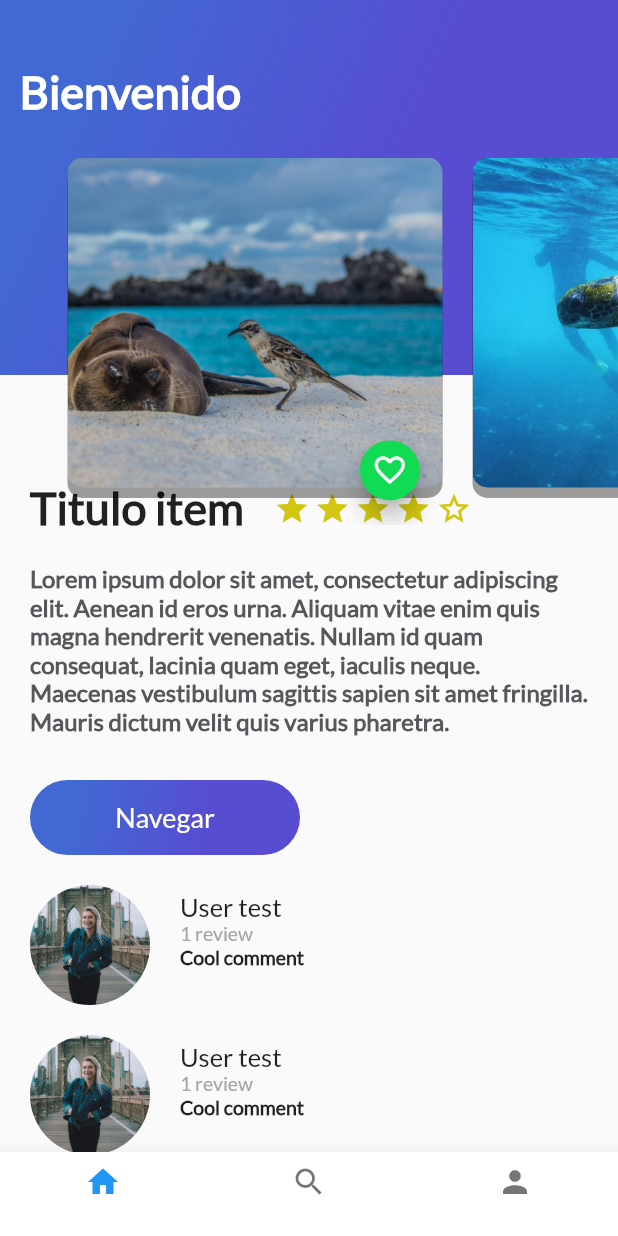
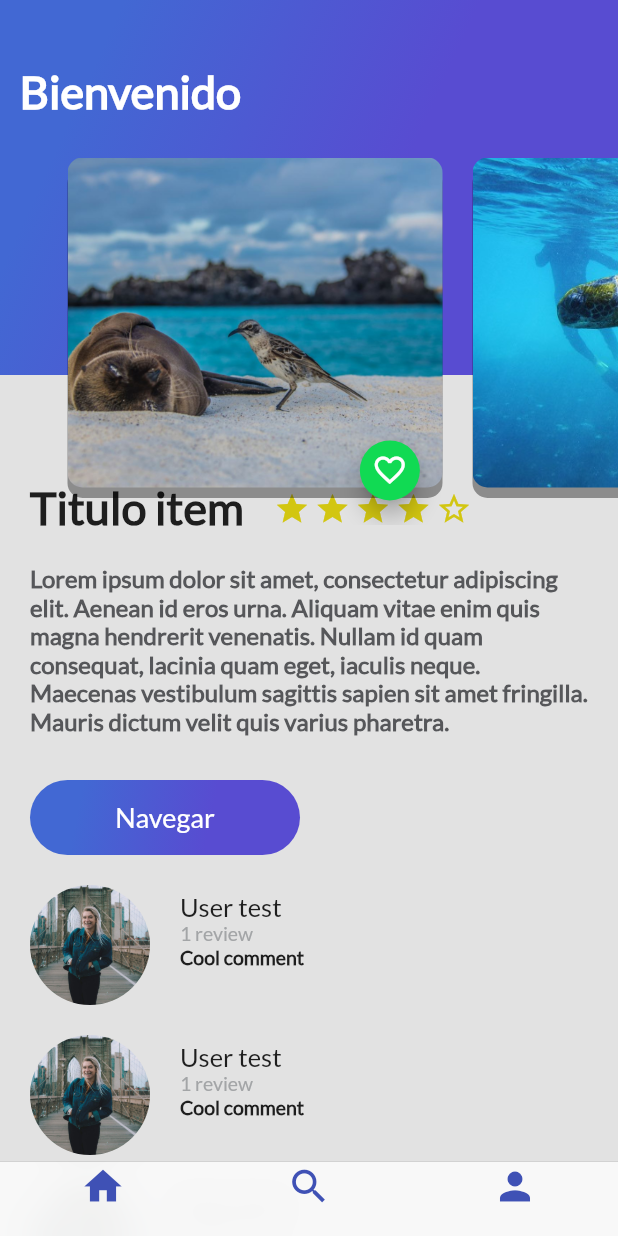
Before and after one commit to alvaro-barrera/flutter-review, a Flutter app: the screen it shows after launch, on a phone screen of 412 x 824 dp. Run offline on Flutter 3.47's test engine with Material 2 defaults, Android fonts, the phone set to English and light mode, and no system bars.

Commit message:
LayoutTripCupertino

```diff
--- /dev/null
+++ b/lib/layout_trip_cupertino.dart
@@ -0,0 +1,53 @@
+import 'package:flutter/material.dart';
+import 'package:flutter/cupertino.dart';
+import 'package:platzi_trips_app/profile_trip.dart';
+import 'package:platzi_trips_app/search_trip.dart';
+
+import 'home_trip.dart';
+
+class LayoutTripCupertino extends StatelessWidget {
+  @override
+  Widget build(BuildContext context) {
+    // TODO: implement build
+    return Scaffold(
+        bottomNavigationBar: CupertinoTabScaffold(
+          tabBar: CupertinoTabBar(
+            items: [
+                BottomNavigationBarItem(
+                icon: Icon(Icons.home, color: Colors.indigo),
+                label: ""
+                ),
+                BottomNavigationBarItem(
+                icon: Icon(Icons.search, color: Colors.indigo),
+                label: ""
+                ),
+                BottomNavigationBarItem(
+                icon: Icon(Icons.person, color: Colors.indigo),
+                label: ""
+                ),
+              ]
+          ),
+          tabBuilder: (BuildContext context, int index) {
+            switch (index) {
+              case 0:
+                return CupertinoTabView(
+                  builder: (BuildContext context) => HomeTrip(),
+                );
+                break;
+              case 1:
+                return CupertinoTabView(
+                  builder: (BuildContext context) => SearchTrip(),
+                );
+                break;
+              case 2:
+                return CupertinoTabView(
+                  builder: (BuildContext context) => ProfileTrip(),
+                );
+                break;
+            }
+          },
+        ),
+    );
+  }
+
+}
--- a/lib/main.dart
+++ b/lib/main.dart
@@ -1,6 +1,8 @@
 
 import 'package:flutter/material.dart';
 import 'package:platzi_trips_app/layout_trip.dart';
+
+import 'layout_trip_cupertino.dart';
 
 void main() {
   runApp(MyApp());
@@ -24,7 +26,7 @@ class MyApp extends StatelessWidget {
         // is not restarted.
         primarySwatch: Colors.blue,
       ),
-      home: LayoutTrip()
+      home: LayoutTripCupertino()
       //MyHomePage(title: 'Flutter Demo Home Page'),
     );
   }
```
